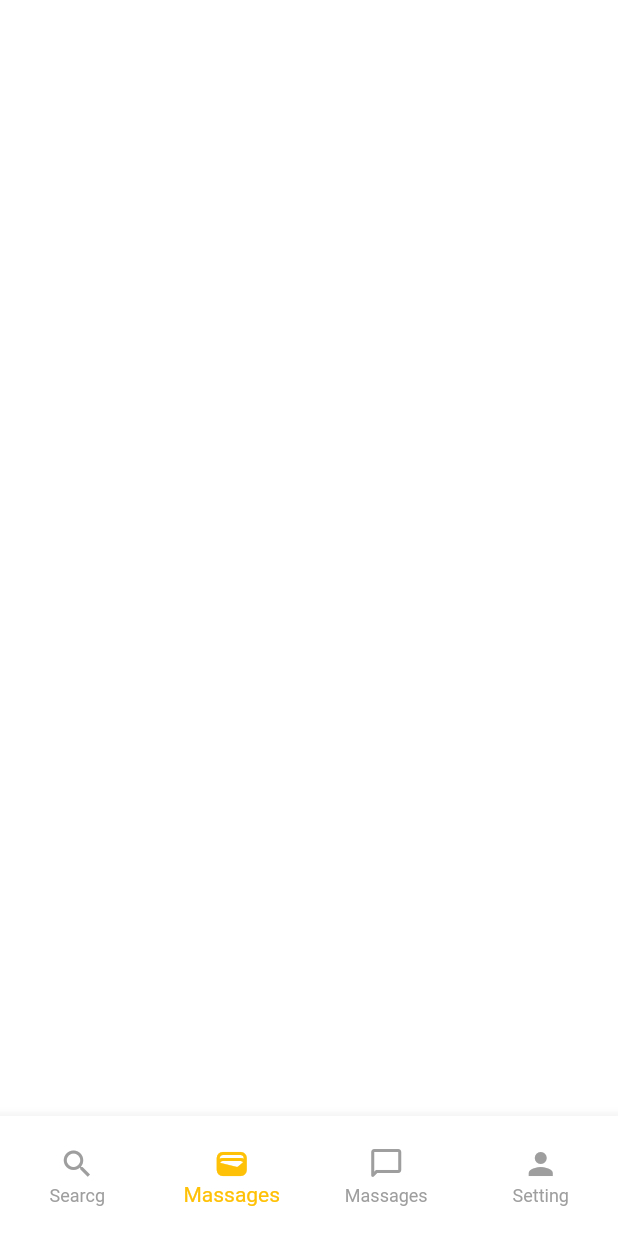
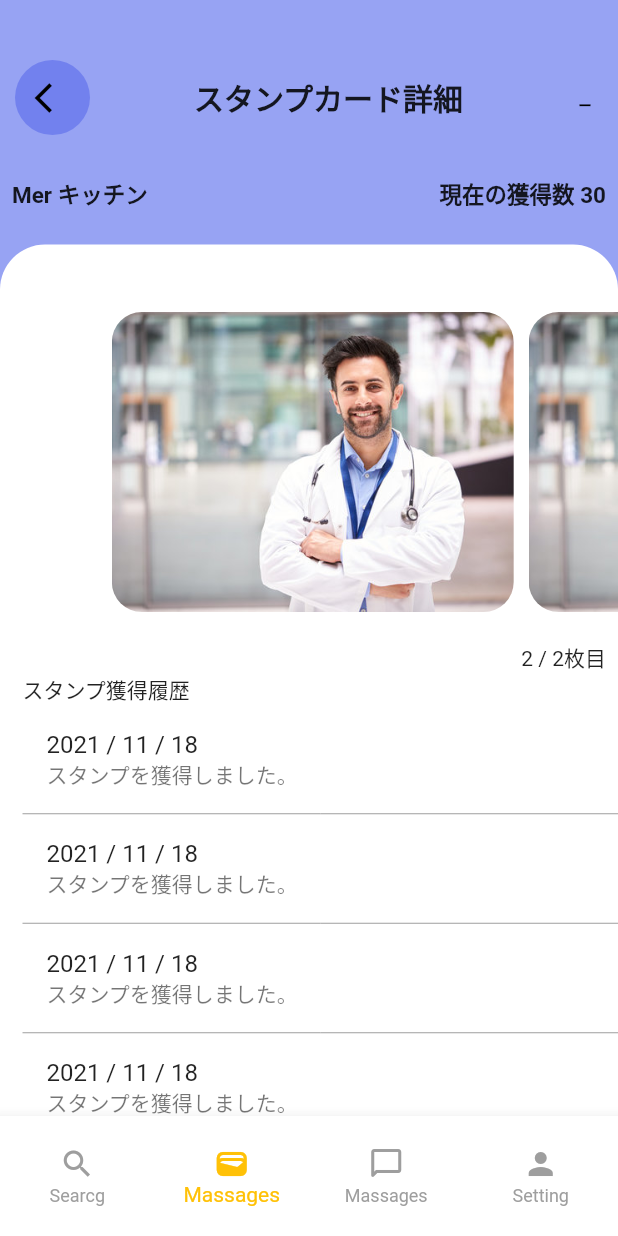
Before and after one commit to nabeeeltk/FigmaTest, a Flutter app: the screen it shows after launch, item 2 of the bottom bar chosen, on a phone screen of 412 x 824 dp. Run offline on Flutter 3.47's test engine with Material 2 defaults, Android fonts, the phone set to English and light mode, and no system bars; our stand-ins replace get.

Commit message:
complete stamp page

```diff
--- a/figma_test/lib/Screens/home_screen.dart
+++ b/figma_test/lib/Screens/home_screen.dart
@@ -1,4 +1,4 @@
-import 'package:figma_test/widgets/date_list_view.dart';
+
 import 'package:figma_test/widgets/home_grid_view.dart';
 import 'package:figma_test/widgets/search_widget.dart';
 import 'package:flutter/material.dart';
@@ -11,17 +11,17 @@ class HomeScreen extends StatelessWidget {
     return Scaffold(
       body: Column(
         children: [
-          SearchBar(), // Assuming this is a custom widget for the search bar
+         const  SearchBar(), // Assuming this is a custom widget for the search bar
           Container(
             height: 40,
             width: double.infinity,
-            decoration: BoxDecoration(
+            decoration:const  BoxDecoration(
               gradient: LinearGradient(colors: [
                 Colors.amber,
                 Colors.orange
               ])
             ),
-            child: const Center(child: Text("...............")
+            child: const Center(child: Text("2022年 5月 26日（木）")
             ),
           ),
          const  SizedBox(height: 20,),
--- /dev/null
+++ b/figma_test/lib/Screens/stamp_detials.dart
@@ -0,0 +1,131 @@
+import 'package:figma_test/widgets/stamp_container.dart';
+import 'package:flutter/material.dart';
+import 'package:flutter/src/widgets/framework.dart';
+import 'package:flutter/src/widgets/placeholder.dart';
+
+class StampDetails extends StatelessWidget {
+  const StampDetails({super.key});
+
+  @override
+  Widget build(BuildContext context) {
+    return Scaffold(
+      backgroundColor: Color.fromARGB(255, 151, 163, 243),
+      body: SingleChildScrollView(
+        child: Column(
+          children: [
+          const   SizedBox(
+              height: 40,
+            ),
+            Padding(
+              padding: const EdgeInsets.only(left: 10, right: 10),
+              child: Row(
+                mainAxisAlignment: MainAxisAlignment.spaceBetween,
+                children: [
+                  InkWell(
+                      onTap: () {},
+                      child: const CircleAvatar(
+                        backgroundColor: Color.fromARGB(255, 114, 129, 238),
+                        radius: 25,
+                        child: Center(child: Icon(Icons.arrow_back_ios,color: Colors.black,)),
+                      )),
+                const   Text("スタンプカード詳細",style: TextStyle(fontSize:20,
+                fontWeight: FontWeight.bold ),),
+                  InkWell(
+                      onTap: () {},
+                      child: const CircleAvatar(
+                        backgroundColor: Color.fromARGB(255, 151, 163, 243),
+                        radius: 12,
+                        child: Icon(
+                          Icons.minimize,
+                          size: 15,
+                          color: Colors.black,
+                        ),
+                      )),
+                ],
+              ),
+            ),
+            const SizedBox(
+              height: 20,
+            ),
+            Padding(
+              padding: const EdgeInsets.all(8.0),
+              child: Row(
+                mainAxisAlignment: MainAxisAlignment.spaceBetween,
+                children: const [Text("Mer キッチン",style: TextStyle(fontSize:15,
+                fontWeight: FontWeight.bold )), Text("現在の獲得数 30",style: TextStyle(fontSize:15,
+                fontWeight: FontWeight.bold ))],
+              ),
+            ),
+            const SizedBox(
+              height: 15,
+            ),
+            Container(
+              height: MediaQuery.of(context).size.height,
+              width: double.infinity,
+              padding: const EdgeInsets.only(top: 20, left: 15),
+              decoration: const BoxDecoration(
+                  color: Colors.white,
+                  borderRadius: BorderRadius.only(
+                      topLeft: Radius.circular(30),
+                      topRight: Radius.circular(30))),
+              child: Stack(
+                children: [
+
+                  Column(
+                  crossAxisAlignment: CrossAxisAlignment.start,
+                    children:  [
+                    SizedBox(
+                      height: 25,
+                    ),
+                    StampContainer(),
+                     SizedBox(height:20 ,),
+                     Row(
+                      mainAxisAlignment:MainAxisAlignment.end,
+                      children: [
+                        Padding(
+                          padding: const EdgeInsets.only(right: 8),
+                          child: Text("2 / 2枚目"),
+                        )],
+                     ),
+             Text("スタンプ獲得履歴"),
+
+             Expanded(
+              child: ListView.separated(
+                itemCount: 5,
+                shrinkWrap: true,
+                physics: NeverScrollableScrollPhysics(),
+                 separatorBuilder:(BuildContext context, index) {
+                   return Divider(
+                    height: 1,
+                    color: Colors.grey,
+
+                   );
+                 } ,
+                itemBuilder: (BuildContext context, index) {
+                   return ListTile(
+                    subtitle: Text("スタンプを獲得しました。"),
+                    title: Text("2021 / 11 / 18"),
+
+
+                   );
+                }
+                ),
+              )
+
+
+
+                    // title:Text("スタンプを獲得しました。") ,
+                    // subtitle: Text("2021 / 11 / 18"),
+
+
+
+                  ])
+                ],
+              ),
+            )
+          ],
+        ),
+      ),
+    );
+  }
+}
--- a/figma_test/lib/widgets/bootum_navigation_root.dart
+++ b/figma_test/lib/widgets/bootum_navigation_root.dart
@@ -1,4 +1,5 @@
 import 'package:figma_test/Screens/home_Screen.dart';
+import 'package:figma_test/Screens/stamp_detials.dart';
 import 'package:flutter/material.dart';
 
 
@@ -14,7 +15,7 @@ class _NavbarRootState extends State<NavbarRoot> {
 int _selectindex= 0;
 final screens =[
   HomeScreen(),
-  Container(),
+  StampDetails(),
   Container(),
   Container()
 ];
--- a/figma_test/lib/widgets/home_grid_view.dart
+++ b/figma_test/lib/widgets/home_grid_view.dart
@@ -37,7 +37,7 @@ class HomeGridView extends StatelessWidget {
                         decoration: BoxDecoration(
                           borderRadius: BorderRadius.circular(20),
                           image: DecorationImage(
-                            image: AssetImage('image/doctor3.jpg'), // Corrected image path
+                            image: AssetImage('image/image1.png'), // Corrected image path
                             fit: BoxFit.cover,
                           ),
                         ),
@@ -45,8 +45,7 @@ class HomeGridView extends StatelessWidget {
                       Padding(
                         padding: const EdgeInsets.all(8.0),
                         child: Text(
-                          "Lorem Ipsum is simply dummy text of the printing and typesetting industry.",
-                        ),
+                        "介護有料老人ホームひまわり倶楽部の介護職"),
                       ),
                       Padding(
                         padding: const EdgeInsets.all(8.0),
@@ -54,7 +53,7 @@ class HomeGridView extends StatelessWidget {
                           mainAxisAlignment: MainAxisAlignment.spaceBetween,
                           children: const [
                             Text(
-                              "Lorem Ipsum",
+                              "介護付き有",
                               style: TextStyle(
                                 fontSize: 20,
                                 fontWeight: FontWeight.w500,
@@ -74,22 +73,19 @@ class HomeGridView extends StatelessWidget {
                       ),
                       Padding(
                         padding: const EdgeInsets.only(left: 8),
-                        child: Text("dfghjkldcvbnmfghjkl;vbn"),
+                        child: Text("介護付き有料老人ホーム"),
                       ),
                       SizedBox(
                         height: 5,
                       ),
-                      Padding(
-                        padding: const EdgeInsets.only(left: 8),
-                        child: Text("dfghjkldcvbnmfghjkl;vbn"),
-                      ),
+
                       Padding(
                         padding: const EdgeInsets.all(8.0),
                         child: Row(
                           mainAxisAlignment: MainAxisAlignment.spaceBetween,
                           children: const [
                             Text(
-                              "Lorem Ipsum",
+                              "介護付き有料",
                               style: TextStyle(
                                 fontSize: 15,
 
--- /dev/null
+++ b/figma_test/lib/widgets/stamp_container.dart
@@ -0,0 +1,30 @@
+import 'package:flutter/material.dart';
+import 'package:flutter/src/widgets/framework.dart';
+import 'package:flutter/src/widgets/placeholder.dart';
+
+class StampContainer extends StatelessWidget {
+  const StampContainer({super.key});
+
+  @override
+  Widget build(BuildContext context) {
+    return Container(
+      height: 200,
+
+      child: PageView.builder(
+        itemCount: 3,
+        controller: PageController(viewportFraction: 0.7),
+        itemBuilder: (context, index) {
+          return Container(
+            height: 200,
+            width: double.infinity,
+            margin: EdgeInsets.only(right: 10),
+            decoration: BoxDecoration(
+                borderRadius: BorderRadius.circular(20),
+                image: DecorationImage(
+                    image: AssetImage("image/doctor3.jpg"), fit: BoxFit.cover)),
+          );
+        },
+      ),
+    );
+  }
+}
```
Also changed, not shown: figma_test/image/image1.png (added), 1 other file.
